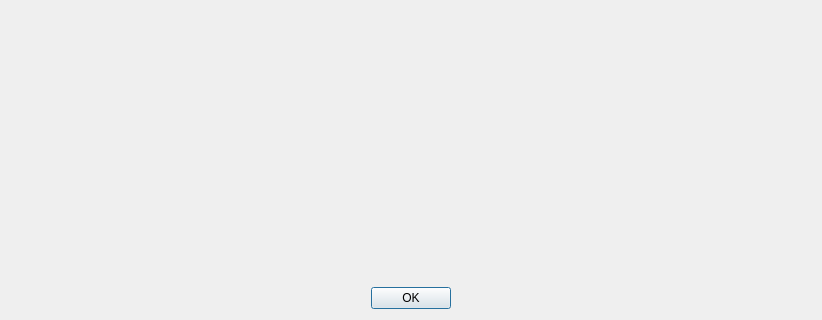
Qt form HoofdpijnAgenda/ernstgrafiek.ui (patrick-kox/Hoofdpijn-Agenda) before a commit; both pictures show x 0 to 822 and y 530 to 850 of the 822 by 850 pixel window.
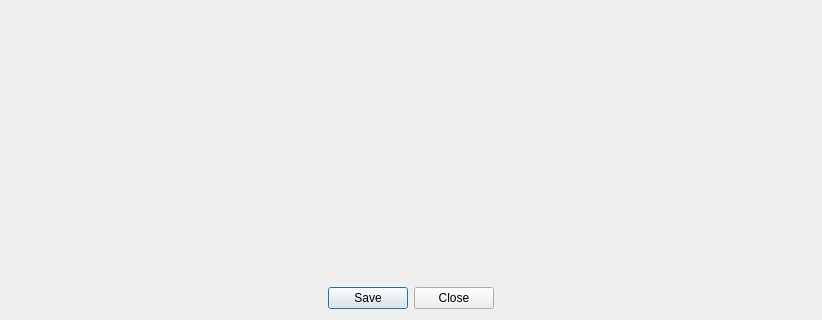
The same form after that commit. Icons and pictures are not drawn.

Diff of the .ui file:
```diff
--- a/HoofdpijnAgenda/ernstgrafiek.ui
+++ b/HoofdpijnAgenda/ernstgrafiek.ui
@@ -62,7 +62,7 @@
       <enum>Qt::Horizontal</enum>
      </property>
      <property name="standardButtons">
-      <set>QDialogButtonBox::Ok</set>
+      <set>QDialogButtonBox::Close|QDialogButtonBox::Save</set>
      </property>
      <property name="centerButtons">
       <bool>true</bool>
```
